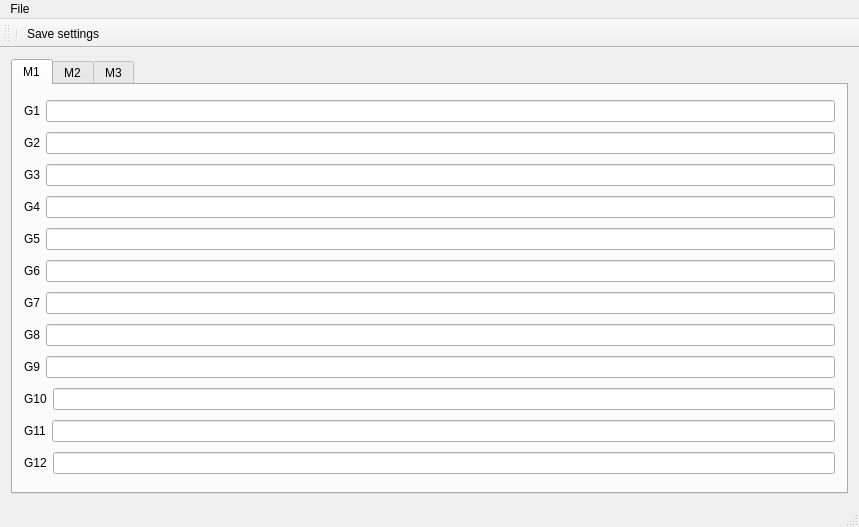
Old version of the form src/g19daemon.ui in the repository mortendynamite/g19daemon.
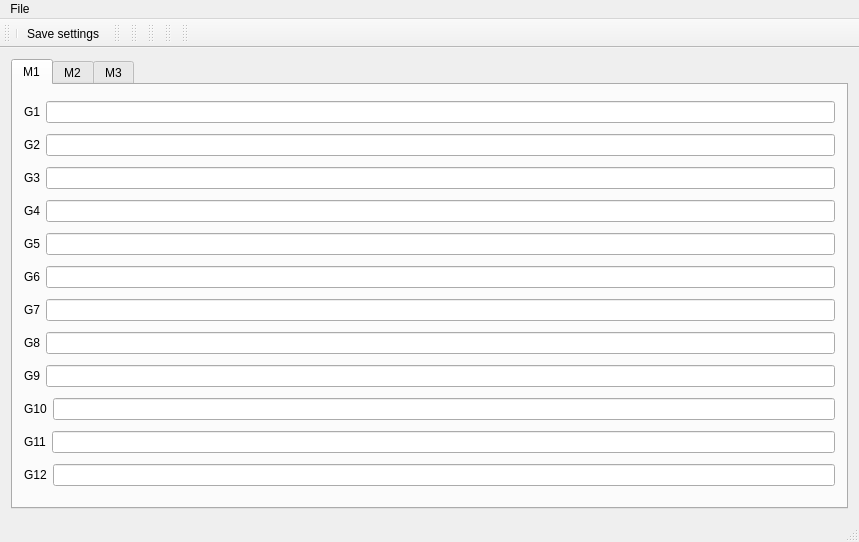
New version of the form. Icons and pictures are not drawn.

The edit to the form file:
```diff
--- a/src/g19daemon.ui
+++ b/src/g19daemon.ui
@@ -7,7 +7,7 @@
     <x>0</x>
     <y>0</y>
     <width>859</width>
-    <height>527</height>
+    <height>542</height>
    </rect>
   </property>
   <property name="windowTitle">
@@ -589,6 +589,61 @@
    <addaction name="actionSave_settings"/>
   </widget>
   <widget class="QStatusBar" name="statusBar"/>
+  <widget class="QToolBar" name="toolBar">
+   <property name="windowTitle">
+    <string>toolBar</string>
+   </property>
+   <attribute name="toolBarArea">
+    <enum>TopToolBarArea</enum>
+   </attribute>
+   <attribute name="toolBarBreak">
+    <bool>false</bool>
+   </attribute>
+  </widget>
+  <widget class="QToolBar" name="toolBar_2">
+   <property name="windowTitle">
+    <string>toolBar_2</string>
+   </property>
+   <attribute name="toolBarArea">
+    <enum>TopToolBarArea</enum>
+   </attribute>
+   <attribute name="toolBarBreak">
+    <bool>false</bool>
+   </attribute>
+  </widget>
+  <widget class="QToolBar" name="toolBar_3">
+   <property name="windowTitle">
+    <string>toolBar_3</string>
+   </property>
+   <attribute name="toolBarArea">
+    <enum>TopToolBarArea</enum>
+   </attribute>
+   <attribute name="toolBarBreak">
+    <bool>false</bool>
+   </attribute>
+  </widget>
+  <widget class="QToolBar" name="toolBar_4">
+   <property name="windowTitle">
+    <string>toolBar_4</string>
+   </property>
+   <attribute name="toolBarArea">
+    <enum>TopToolBarArea</enum>
+   </attribute>
+   <attribute name="toolBarBreak">
+    <bool>false</bool>
+   </attribute>
+  </widget>
+  <widget class="QToolBar" name="toolBar_5">
+   <property name="windowTitle">
+    <string>toolBar_5</string>
+   </property>
+   <attribute name="toolBarArea">
+    <enum>TopToolBarArea</enum>
+   </attribute>
+   <attribute name="toolBarBreak">
+    <bool>false</bool>
+   </attribute>
+  </widget>
   <action name="actionSave_settings">
    <property name="icon">
     <iconset theme="document-save">
```
Left out of the diff: 4 changed lines with no effect on the pictures.
